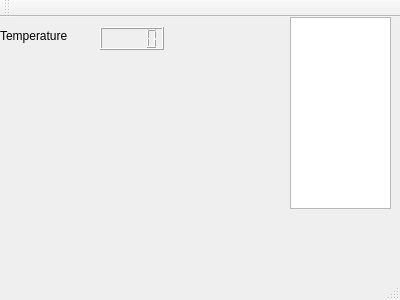
The window that mainwindow.ui (ccppcsh/SmartX) describes before a commit, drawn with Qt 5.
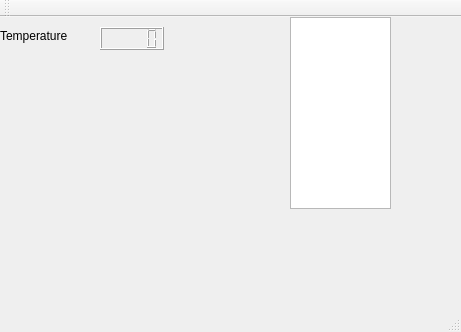
The same window after the commit.

```diff
--- a/mainwindow.ui
+++ b/mainwindow.ui
@@ -6,8 +6,8 @@
    <rect>
     <x>0</x>
     <y>0</y>
-    <width>400</width>
-    <height>300</height>
+    <width>461</width>
+    <height>332</height>
    </rect>
   </property>
   <property name="windowTitle">
```
Left out of the diff: 13 changed lines with no effect on the pictures.
